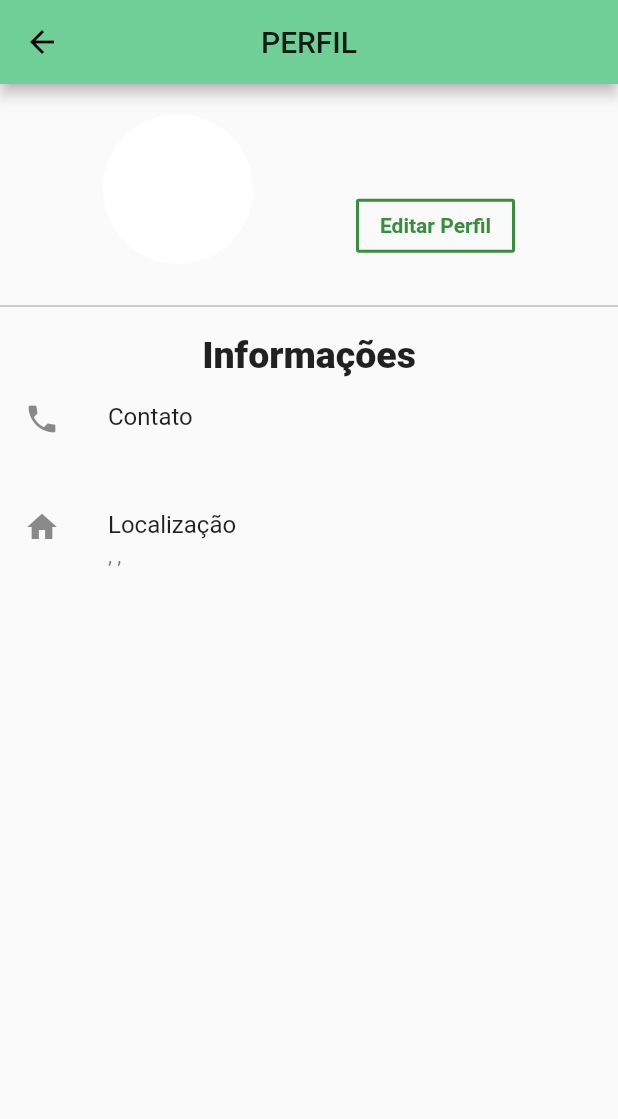
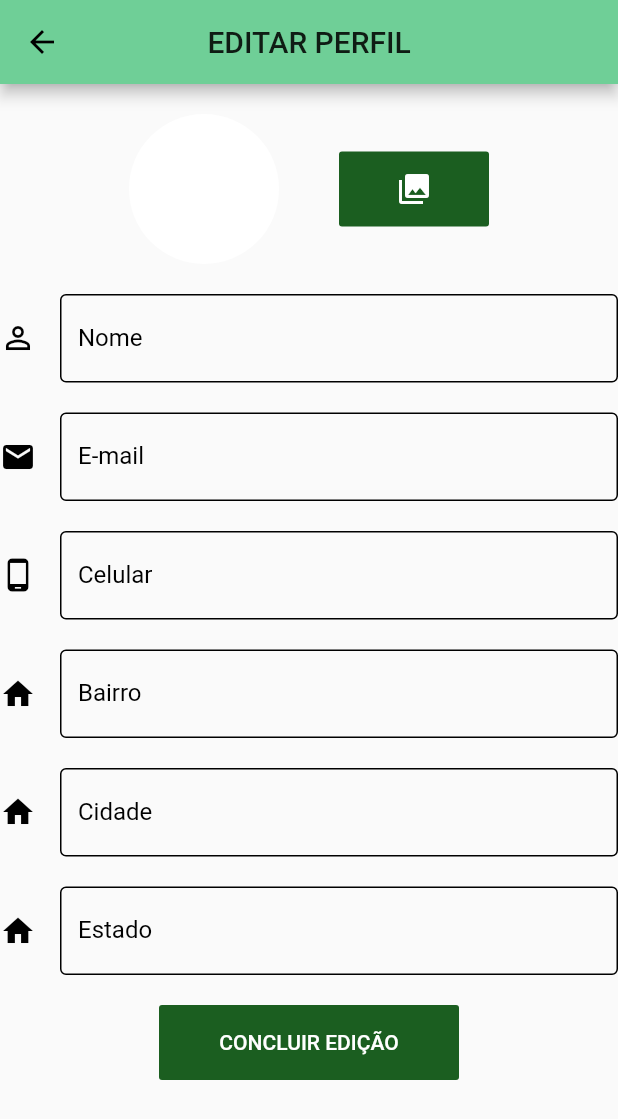
Before and after one commit to DenisBarbosa123/CultiveApp, a Flutter app: the ProfileScreen screen opened directly with empty values, after a tap on "Editar Perfil", on a phone screen of 412 x 824 dp. Shown: the top 1119 px of the screen. Run offline on Flutter 3.47's test engine with Material 2 defaults, Android fonts, the phone set to English and light mode, and no system bars; our stand-ins replace dio, flutter_chips_input, flutter_secure_storage, geolocator, image_picker, mask_text_input_formatter and 2 more; missing offline and left inert: bloc_pattern, json_store; accounts and stored records are empty.

Commit message:
add tela de edição de perfil

```diff
--- a/lib/bloc/user_bloc.dart
+++ b/lib/bloc/user_bloc.dart
@@ -102,6 +102,8 @@ class UserBloc extends BlocBase {
     _tokenUtil.saveToken(token);
   }
 
+  void editUser({User user, VoidCallback onSuccess, VoidCallback onFail}) {}
+
   void logout() {
     debugPrint("Logout is performing...");
     _loginController.add(AuthenticationStatus.unauthenticated);
--- /dev/null
+++ b/lib/screens/edit_profile_screen.dart
@@ -0,0 +1,342 @@
+import 'dart:convert';
+import 'dart:io';
+
+import 'package:cultiveapp/api/cep_api.dart';
+import 'package:cultiveapp/bloc/user_bloc.dart';
+import 'package:cultiveapp/model/user_model.dart';
+import 'package:cultiveapp/screens/home_screen.dart';
+import 'package:flutter/material.dart';
+import 'package:image_picker/image_picker.dart';
+import 'package:mask_text_input_formatter/mask_text_input_formatter.dart';
+import 'package:progress_dialog/progress_dialog.dart';
+
+class EditProfileScreen extends StatefulWidget {
+  //User to be edited
+  final User user;
+
+  EditProfileScreen(this.user);
+
+  @override
+  _EditProfileScreenState createState() => _EditProfileScreenState();
+}
+
+class _EditProfileScreenState extends State<EditProfileScreen> {
+  ImagePicker _picker = ImagePicker();
+
+  final _userBloc = UserBloc();
+
+  final _scaffoldKey = GlobalKey<ScaffoldState>();
+
+  PickedFile image;
+
+  ProgressDialog pr;
+
+  //Mask
+  final _phoneMask = MaskTextInputFormatter(
+      mask: "(##) #####-####", filter: {"#": RegExp(r'[0-9]')});
+
+  //Controllers
+  TextEditingController _phoneController = TextEditingController();
+  TextEditingController _stateController = TextEditingController();
+  TextEditingController _cityController = TextEditingController();
+  TextEditingController _neighborhoodController = TextEditingController();
+  TextEditingController _nameController = TextEditingController();
+  TextEditingController _emailController = TextEditingController();
+
+  //FormKey
+  final _formKey = GlobalKey<FormState>();
+
+  @override
+  Widget build(BuildContext context) {
+    inicializeTextEditingController();
+    configureProgressDialog(context);
+    return Scaffold(
+      key: _scaffoldKey,
+      appBar: AppBar(
+        backgroundColor: Theme.of(context).primaryColor,
+        title: Text("EDITAR PERFIL"),
+        centerTitle: true,
+      ),
+      body: ListView(
+        children: <Widget>[
+          Container(
+              padding: EdgeInsets.only(top: 20, bottom: 20),
+              child: Row(
+                  mainAxisAlignment: MainAxisAlignment.center,
+                  children: <Widget>[
+                    CircleAvatar(
+                      backgroundColor: Colors.white,
+                      radius: 50,
+                      backgroundImage: widget.user.fotoPerfil == null
+                          ? AssetImage("assets/person.png")
+                          : MemoryImage(base64.decode(widget.user.fotoPerfil)),
+                    ),
+                    Padding(
+                        padding: EdgeInsets.only(left: 40),
+                        child: ButtonTheme(
+                            minWidth: 100,
+                            height: 50,
+                            child: FlatButton(
+                              onPressed: () {
+                                getImageFromGallery();
+                              },
+                              color: Colors.green[900],
+                              child: Icon(Icons.photo_library,
+                                  color: Colors.white),
+                            ))),
+                  ])),
+          Form(
+              key: _formKey,
+              child: Column(
+                children: [
+                  TextFormField(
+                      keyboardType: TextInputType.text,
+                      validator: (value) {
+                        if (value.isEmpty) return "Campo Obrigatório";
+                        return null;
+                      },
+                      controller: _nameController,
+                      decoration: InputDecoration(
+                        icon: Icon(
+                          Icons.person_outline,
+                          color: Colors.black,
+                        ),
+                        labelText: "Nome",
+                        hintStyle: TextStyle(color: Colors.black),
+                        labelStyle: TextStyle(color: Colors.black),
+                        enabledBorder: OutlineInputBorder(
+                          borderSide:
+                              BorderSide(color: Colors.black, width: 1.0),
+                        ),
+                        focusedBorder: OutlineInputBorder(
+                          borderSide:
+                              BorderSide(color: Colors.black, width: 1.0),
+                        ),
+                      )),
+                  SizedBox(
+                    height: 20,
+                  ),
+                  TextFormField(
+                      keyboardType: TextInputType.emailAddress,
+                      validator: (value) {
+                        if (value.isEmpty) return "Campo Obrigatório";
+                        if (!value.contains("@"))
+                          return "Informe um e-mail válido";
+                        return null;
+                      },
+                      controller: _emailController,
+                      decoration: InputDecoration(
+                        icon: Icon(
+                          Icons.email,
+                          color: Colors.black,
+                        ),
+                        labelText: "E-mail",
+                        hintStyle: TextStyle(color: Colors.black),
+                        labelStyle: TextStyle(color: Colors.black),
+                        enabledBorder: OutlineInputBorder(
+                          borderSide:
+                              BorderSide(color: Colors.black, width: 1.0),
+                        ),
+                        focusedBorder: OutlineInputBorder(
+                          borderSide:
+                              BorderSide(color: Colors.black, width: 1.0),
+                        ),
+                      )),
+                  SizedBox(
+                    height: 20,
+                  ),
+                  TextFormField(
+                      inputFormatters: [_phoneMask],
+                      keyboardType: TextInputType.phone,
+                      validator: (value) {
+                        if (value.isEmpty) return "Campo Obrigatório";
+                        if (value.length < 11)
+                          return "Informe um numero válido";
+                        return null;
+                      },
+                      controller: _phoneController,
+                      decoration: InputDecoration(
+                        icon: Icon(
+                          Icons.phone_android,
+                          color: Colors.black,
+                        ),
+                        labelText: "Celular",
+                        hintStyle: TextStyle(color: Colors.black),
+                        labelStyle: TextStyle(color: Colors.black),
+                        enabledBorder: OutlineInputBorder(
+                          borderSide:
+                              BorderSide(color: Colors.black, width: 1.0),
+                        ),
+                        focusedBorder: OutlineInputBorder(
+                          borderSide:
+                              BorderSide(color: Colors.black, width: 1.0),
+                        ),
+                      )),
+                  SizedBox(
+                    height: 20,
+                  ),
+                  TextFormField(
+                      keyboardType: TextInputType.text,
+                      validator: (value) {
+                        if (value.isEmpty) return "Campo Obrigatório";
+                        return null;
+                      },
+                      controller: _neighborhoodController,
+                      decoration: InputDecoration(
+                        icon: Icon(
+                          Icons.home,
+                          color: Colors.black,
+                        ),
+                        labelText: "Bairro",
+                        hintStyle: TextStyle(color: Colors.black),
+                        labelStyle: TextStyle(color: Colors.black),
+                        enabledBorder: OutlineInputBorder(
+                          borderSide:
+                              BorderSide(color: Colors.black, width: 1.0),
+                        ),
+                        focusedBorder: OutlineInputBorder(
+                          borderSide:
+                              BorderSide(color: Colors.black, width: 1.0),
+                        ),
+                      )),
+                  SizedBox(height: 20),
+                  TextFormField(
+                      keyboardType: TextInputType.text,
+                      validator: (value) {
+                        if (value.isEmpty) return "Campo Obrigatório";
+                        return null;
+                      },
+                      controller: _cityController,
+                      decoration: InputDecoration(
+                        icon: Icon(
+                          Icons.home,
+                          color: Colors.black,
+                        ),
+                        labelText: "Cidade",
+                        hintStyle: TextStyle(color: Colors.black),
+                        labelStyle: TextStyle(color: Colors.black),
+                        enabledBorder: OutlineInputBorder(
+                          borderSide:
+                              BorderSide(color: Colors.black, width: 1.0),
+                        ),
+                        focusedBorder: OutlineInputBorder(
+                          borderSide:
+                              BorderSide(color: Colors.black, width: 1.0),
+                        ),
+                      )),
+                  SizedBox(height: 20),
+                  TextFormField(
+                      keyboardType: TextInputType.text,
+                      validator: (value) {
+                        if (value.isEmpty) return "Campo Obrigatório";
+                        return null;
+                      },
+                      controller: _stateController,
+                      decoration: InputDecoration(
+                        icon: Icon(
+                          Icons.home,
+                          color: Colors.black,
+                        ),
+                        labelText: "Estado",
+                        hintStyle: TextStyle(color: Colors.black),
+                        labelStyle: TextStyle(color: Colors.black),
+                        enabledBorder: OutlineInputBorder(
+                          borderSide:
+                              BorderSide(color: Colors.black, width: 1.0),
+                        ),
+                        focusedBorder: OutlineInputBorder(
+                          borderSide:
+                              BorderSide(color: Colors.black, width: 1.0),
+                        ),
+                      )),
+                  SizedBox(height: 20),
+                  Container(
+                      padding: EdgeInsets.only(right: 10, left: 10),
+                      child: ButtonTheme(
+                          minWidth: 200,
+                          height: 50,
+                          child: FlatButton(
+                            onPressed: () async {
+                              if (_formKey.currentState.validate()) {}
+                            },
+                            color: Colors.green[900],
+                            child: Text(
+                              "CONCLUIR EDIÇÃO",
+                              style: TextStyle(color: Colors.white),
+                            ),
+                            disabledColor: Colors.black54,
+                            disabledTextColor: Colors.white,
+                          ))),
+                  SizedBox(height: 20),
+                ],
+              ))
+        ],
+      ),
+    );
+  }
+
+  void inicializeTextEditingController() {
+    _phoneController.text = widget.user.celular;
+    _stateController.text = widget.user.localizacao.estado;
+    _cityController.text = widget.user.localizacao.cidade;
+    _neighborhoodController.text = widget.user.localizacao.bairro;
+    _nameController.text = widget.user.nome;
+    _emailController.text = widget.user.email;
+  }
+
+  Future getImageFromGallery() async {
+    var image = await _picker.getImage(source: ImageSource.gallery);
+    setState(() {
+      final fileImage = File(image.path);
+      fileImage.readAsBytes().then((value) => setFileImage(value));
+    });
+  }
+
+  getFileImage(PickedFile pickedFile) {
+    final fileImage = File(pickedFile.path);
+    return FileImage(fileImage);
+  }
+
+  setFileImage(List<int> image) {
+    widget.user.fotoPerfil = base64.encode(image);
+  }
+
+  void _onSuccess() {
+    pr.hide();
+    Navigator.of(context)
+        .pushReplacement(MaterialPageRoute(builder: (context) => HomeScreen()));
+  }
+
+  void _onFail() {
+    pr.hide();
+    _scaffoldKey.currentState.showSnackBar(SnackBar(
+      content: Text("Falha ao editar usuário"),
+      backgroundColor: Colors.redAccent,
+      duration: Duration(seconds: 3),
+    ));
+  }
+
+  void configureProgressDialog(BuildContext context) {
+    pr = ProgressDialog(
+      context,
+      type: ProgressDialogType.Normal,
+      textDirection: TextDirection.rtl,
+      isDismissible: true,
+    );
+
+    pr.style(
+      message: 'Por favor, aguarde',
+      borderRadius: 10.0,
+      backgroundColor: Colors.white,
+      elevation: 10.0,
+      insetAnimCurve: Curves.easeInOut,
+      progress: 0.0,
+      progressWidgetAlignment: Alignment.center,
+      maxProgress: 100.0,
+      progressTextStyle: TextStyle(
+          color: Colors.black, fontSize: 13.0, fontWeight: FontWeight.w400),
+      messageTextStyle: TextStyle(
+          color: Colors.black, fontSize: 19.0, fontWeight: FontWeight.w600),
+    );
+  }
+}
--- a/lib/screens/profile_screen.dart
+++ b/lib/screens/profile_screen.dart
@@ -1,6 +1,7 @@
 import 'dart:convert';
 
 import 'package:cultiveapp/model/user_model.dart';
+import 'package:cultiveapp/screens/edit_profile_screen.dart';
 import 'package:flutter/material.dart';
 
 class ProfileScreen extends StatelessWidget {
@@ -45,7 +46,12 @@ class ProfileScreen extends StatelessWidget {
                       OutlineButton(
                         borderSide:
                             BorderSide(color: Colors.green[700], width: 2),
-                        onPressed: () {},
+                        onPressed: () {
+                          Navigator.of(context).pop();
+                          Navigator.of(context).push(MaterialPageRoute(
+                              builder: (context) =>
+                                  EditProfileScreen(this.user)));
+                        },
                         child: Text(
                           "Editar Perfil",
                           style: TextStyle(
--- a/lib/screens/reset_password_screen.dart
+++ b/lib/screens/reset_password_screen.dart
@@ -2,8 +2,6 @@ import 'package:cultiveapp/bloc/user_bloc.dart';
 import 'package:cultiveapp/screens/login_screen.dart';
 import 'package:flutter/material.dart';
 import 'package:progress_dialog/progress_dialog.dart';
-
-import 'home_screen.dart';
 
 class ResetPasswordScreen extends StatefulWidget {
   @override
```
